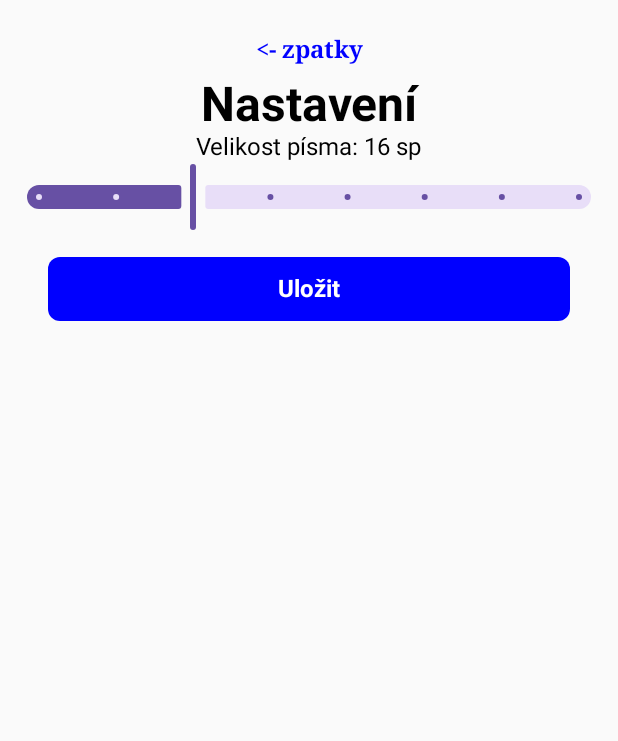
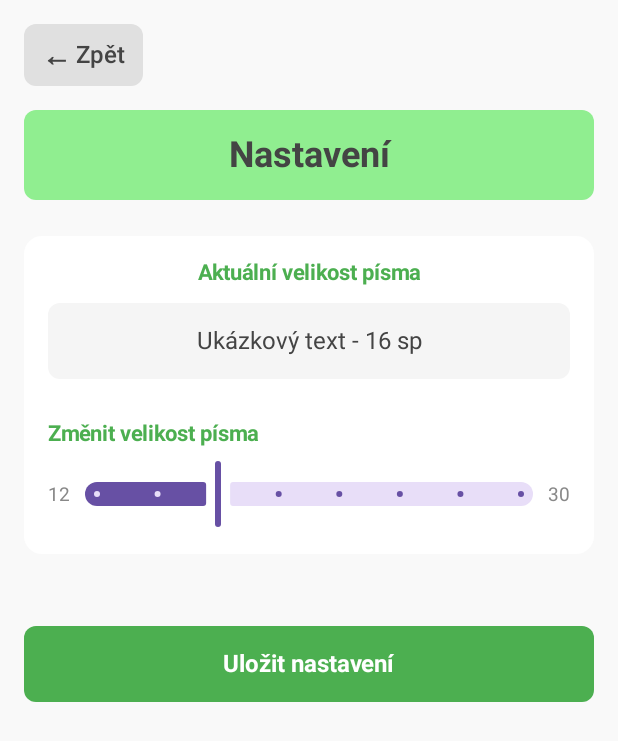
Before and after one commit to thematycer/gribki, an Android app built with Jetpack Compose: the settings screen opened through its navigation route, on a phone screen of 412 x 824 dp. Shown: the top 741 px of the screen. Run offline under Robolectric (Android 15) with nearby library versions, the phone set to English and light mode, and no system bars; our stand-ins replace Room's generated code.

Commit message:
Other screens appearance improvements

```diff
--- a/gribki/app/src/main/java/com/nprg056/gribki/MushroomsScreen.kt
+++ b/gribki/app/src/main/java/com/nprg056/gribki/MushroomsScreen.kt
@@ -35,7 +35,10 @@ import androidx.compose.material3.Shapes
 import androidx.compose.material3.Typography
 import androidx.compose.ui.unit.dp
 import androidx.compose.foundation.Image
+import androidx.compose.foundation.layout.navigationBarsPadding
 import androidx.compose.foundation.layout.size
+import androidx.compose.foundation.layout.statusBarsPadding
+import androidx.compose.foundation.layout.WindowInsets
 import androidx.compose.material3.ExperimentalMaterial3Api
 import androidx.compose.material3.Slider
 import androidx.compose.ui.res.painterResource
@@ -91,7 +94,6 @@ fun MushroomScreen(
                 }
             }
 
-            // Radio Button Bar
             item {
                 OutlinedTextField(
                     value = state.searchedName,
@@ -192,29 +194,6 @@ fun MushroomScreen(
                     }
                 }
             }
-
-//            items(state.mushrooms) { mushroom->
-//                Row (
-//                    modifier = Modifier.fillMaxWidth()
-//                        .clickable { onMushroomClick(mushroom.id) }
-//                        .padding(padding)
-//                ){
-//                    Text(
-//                        text = mushroom.name,
-//                        color = Color.Blue,
-//                        fontSize = (state.fontSize).sp,
-//                        fontWeight = FontWeight.Bold,
-//                        fontFamily = FontFamily.Serif,
-//                        modifier = Modifier.padding(8.dp)
-//                    )
-//
-//                    Image(
-//                        painter = painterResource(id = mushroom.imageID),
-//                        contentDescription = "Image of ${mushroom.name}",
-//                        modifier = Modifier.padding(8.dp).size(100.dp)
-//                    )
-//                }
-//            }
         }
     }
 }
@@ -230,68 +209,129 @@ fun MushroomDetailScreen(
     Column(
         modifier = Modifier
             .fillMaxSize()
+            .background(Color(0xFFF9F9F9))
+            .padding(16.dp)
+            .statusBarsPadding()
+            .navigationBarsPadding()
+    ) {
+        Row(
+            modifier = Modifier
+                .fillMaxWidth()
+                .padding(bottom = 16.dp),
+            verticalAlignment = Alignment.CenterVertically
+        ) {
+            Box(
+                modifier = Modifier
+                    .background(Color(0xFFE0E0E0), RoundedCornerShape(8.dp))
+                    .clickable { onBackClick() }
+                    .padding(horizontal = 12.dp, vertical = 8.dp),
+            ) {
+                Row(verticalAlignment = Alignment.CenterVertically) {
+                    Text(
+                        text = "←",
+                        fontSize = (state.fontSize * 1.2).sp,
+                        fontWeight = FontWeight.Bold,
+                        color = Color.DarkGray
+                    )
+                    Text(
+                        text = " Zpět",
+                        fontSize = (state.fontSize).sp,
+                        fontWeight = FontWeight.Medium,
+                        color = Color.DarkGray
+                    )
+                }
+            }
+        }
+        mushroom?.let {
+            Box(
+                modifier = Modifier
+                    .fillMaxWidth()
+                    .background(Color.White, RoundedCornerShape(12.dp))
                     .padding(16.dp)
             ) {
+                Column(horizontalAlignment = Alignment.CenterHorizontally) {
                     Text(
-            text = "<- zpět",
-            modifier = Modifier
-                .clickable { onBackClick() }
-                .padding(8.dp),
-            color = Color.Blue,
-            fontSize = (state.fontSize).sp,
+                        text = it.name,
+                        color = Color.DarkGray,
+                        fontSize = (state.fontSize * 1.5).sp,
                         fontWeight = FontWeight.Bold,
                         fontFamily = FontFamily.Serif,
+                        modifier = Modifier.padding(bottom = 16.dp)
                     )
 
-        mushroom?.let {
+                    Box(
+                        modifier = Modifier
+                            .padding(vertical = 8.dp)
+                            .background(Color(0xFFF5F5F5), RoundedCornerShape(8.dp))
+                            .padding(8.dp)
+                    ) {
                         Image(
                             painter = painterResource(id = it.imageID),
                             contentDescription = "Image of ${it.name}",
-                modifier = Modifier.size(150.dp)
+                            modifier = Modifier
+                                .size(200.dp)
+                                .padding(8.dp)
+                        )
+                    }
+
+                    Column(
+                        modifier = Modifier
+                            .fillMaxWidth()
+                            .padding(top = 16.dp)
+                    ) {
+                        @Composable
+                        fun InfoSection(label: String, content: String) {
+                            Column(
+                                modifier = Modifier
+                                    .fillMaxWidth()
+                                    .padding(vertical = 8.dp)
+                            ) {
+                                Text(
+                                    text = label,
+                                    color = Color(0xFF4CAF50),
+                                    fontSize = (state.fontSize * 0.9).sp,
+                                    fontWeight = FontWeight.Bold,
+                                    fontFamily = FontFamily.Serif
                                 )
                                 Text(
-                text = "Name: ${it.name}",
-                color = Color.Blue,
+                                    text = content,
+                                    color = Color.DarkGray,
                                     fontSize = (state.fontSize).sp,
-                fontWeight = FontWeight.Bold,
                                     fontFamily = FontFamily.Serif,
-                modifier = Modifier.padding(8.dp)
+                                    modifier = Modifier.padding(top = 4.dp)
+                                )
+                            }
+                        }
+
+                        InfoSection("Popis", it.desc)
+                        InfoSection("Lokalita", it.loc)
+                        InfoSection("Použití", it.usage.toString())
+                    }
+                }
+            }
+        } ?: Box(
+            modifier = Modifier
+                .fillMaxWidth()
+                .padding(top = 32.dp),
+            contentAlignment = Alignment.Center
+        ) {
+            Column(horizontalAlignment = Alignment.CenterHorizontally) {
+                Text(
+                    text = "⚠️",
+                    fontSize = (state.fontSize * 2).sp,
+                    modifier = Modifier.padding(bottom = 8.dp)
                 )
                 Text(
-                text = "Popis: ${it.desc}",
-                color = Color.Blue,
-                fontSize = (state.fontSize).sp,
-                fontWeight = FontWeight.Bold,
-                fontFamily = FontFamily.Serif,
-                modifier = Modifier.padding(8.dp)
-                )
-            Text(
-                text = "Lokalita: ${it.loc}",
-                color = Color.Blue,
-                fontSize = (state.fontSize).sp,
-                fontWeight = FontWeight.Bold,
-                fontFamily = FontFamily.Serif,
-                modifier = Modifier.padding(8.dp)
-                )
-            Text(
-                text = "Použití: : ${it.usage}",
-                color = Color.Blue,
-                fontSize = (state.fontSize).sp,
-                fontWeight = FontWeight.Bold,
-                fontFamily = FontFamily.Serif,
-                modifier = Modifier.padding(8.dp)
-            )
-        } ?: Text(
                     text = "Houba nebyla nalezena!",
                     color = Color.Red,
                     fontSize = (state.fontSize).sp,
                     fontWeight = FontWeight.Bold,
-            fontFamily = FontFamily.Serif,
-            modifier = Modifier.padding(8.dp)
+                    fontFamily = FontFamily.Serif
                 )
             }
         }
-
+    }
+}
 
 @Composable
 fun ScreenSetting(
@@ -304,29 +344,106 @@ fun ScreenSetting(
     Column(
         modifier = Modifier
             .fillMaxSize()
-            .padding(16.dp),
+            .background(Color(0xFFF9F9F9))
+            .padding(16.dp)
+            .statusBarsPadding()
+            .navigationBarsPadding(),
         horizontalAlignment = Alignment.CenterHorizontally
     ) {
+        Row(
+            modifier = Modifier
+                .fillMaxWidth()
+                .padding(bottom = 16.dp)
+        ) {
+            Box(
+                modifier = Modifier
+                    .background(Color(0xFFE0E0E0), RoundedCornerShape(8.dp))
+                    .clickable { onBackClick() }
+                    .padding(horizontal = 12.dp, vertical = 8.dp),
+            ) {
+                Row(verticalAlignment = Alignment.CenterVertically) {
                     Text(
-            text = "<- zpatky",
+                        text = "←",
+                        fontSize = (state.fontSize * 1.2).sp,
+                        fontWeight = FontWeight.Bold,
+                        color = Color.DarkGray
+                    )
+                    Text(
+                        text = " Zpět",
+                        fontSize = (state.fontSize).sp,
+                        fontWeight = FontWeight.Medium,
+                        color = Color.DarkGray
+                    )
+                }
+            }
+        }
+
+        Box(
             modifier = Modifier
-                .clickable { onBackClick() }
-                .padding(8.dp),
-            color = Color.Blue,
-            fontSize = (state.fontSize).sp,
+                .fillMaxWidth()
+                .background(Color(0xFF90EE90), RoundedCornerShape(8.dp))
+                .padding(16.dp),
+            contentAlignment = Alignment.Center
+        ) {
+            Text(
+                text = "Nastavení",
+                fontSize = (state.fontSize * 1.5).sp,
                 fontWeight = FontWeight.Bold,
-            fontFamily = FontFamily.Serif,
+                color = Color.DarkGray
             )
+        }
 
-        Text(text = "Nastavení",
-            fontSize = (state.fontSize*2).sp,
+        Box(
+            modifier = Modifier
+                .fillMaxWidth()
+                .padding(vertical = 24.dp)
+                .background(Color.White, RoundedCornerShape(12.dp))
+                .padding(16.dp)
+        ) {
+            Column(
+                horizontalAlignment = Alignment.CenterHorizontally,
+                modifier = Modifier.fillMaxWidth()
+            ) {
+                Text(
+                    text = "Aktuální velikost písma",
+                    color = Color(0xFF4CAF50),
+                    fontSize = (state.fontSize * 0.9).sp,
                     fontWeight = FontWeight.Bold
                 )
 
+                Box(
+                    modifier = Modifier
+                        .fillMaxWidth()
+                        .padding(vertical = 12.dp)
+                        .background(Color(0xFFF5F5F5), RoundedCornerShape(8.dp))
+                        .padding(16.dp),
+                    contentAlignment = Alignment.Center
+                ) {
+                    Text(
+                        text = "Ukázkový text - ${fontSize.toInt()} sp",
+                        fontSize = fontSize.sp,
+                        color = Color.DarkGray
+                    )
+                }
 
                 Text(
-            text = "Velikost písma: ${fontSize.toInt()} sp",
-            fontSize = (state.fontSize).sp
+                    text = "Změnit velikost písma",
+                    color = Color(0xFF4CAF50),
+                    fontSize = (state.fontSize * 0.9).sp,
+                    fontWeight = FontWeight.Bold,
+                    modifier = Modifier
+                        .padding(top = 16.dp, bottom = 8.dp)
+                        .align(Alignment.Start)
+                )
+
+                Row(
+                    modifier = Modifier.fillMaxWidth(),
+                    verticalAlignment = Alignment.CenterVertically
+                ) {
+                    Text(
+                        text = "12",
+                        fontSize = (state.fontSize * 0.8).sp,
+                        color = Color.Gray
                     )
                     Slider(
                         value = fontSize,
@@ -334,24 +451,35 @@ fun ScreenSetting(
                             onEvent(MushroomEvent.ChangeFontSize(newSize))
                         },
                         valueRange = 12f..30f,
-            steps = 6
+                        steps = 6,
+                        modifier = Modifier
+                            .weight(1f)
+                            .padding(horizontal = 8.dp)
                     )
+                    Text(
+                        text = "30",
+                        fontSize = (state.fontSize * 0.8).sp,
+                        color = Color.Gray
+                    )
+                }
+            }
+        }
+
         Box(
             modifier = Modifier
                 .fillMaxWidth()
-                .padding(16.dp)
-                .background(Color.Blue, shape = RoundedCornerShape(8.dp))
+                .padding(top = 24.dp)
+                .background(Color(0xFF4CAF50), RoundedCornerShape(8.dp))
                 .clickable { onSaveClick() },
             contentAlignment = Alignment.Center
         ) {
             Text(
-                text = "Uložit",
+                text = "Uložit nastavení",
                 color = Color.White,
                 fontSize = (state.fontSize).sp,
                 fontWeight = FontWeight.Bold,
-                modifier = Modifier.padding(12.dp)
+                modifier = Modifier.padding(vertical = 16.dp)
             )
         }
     }
-
 }
```
Lines whose indentation alone changed are shown as unchanged.
